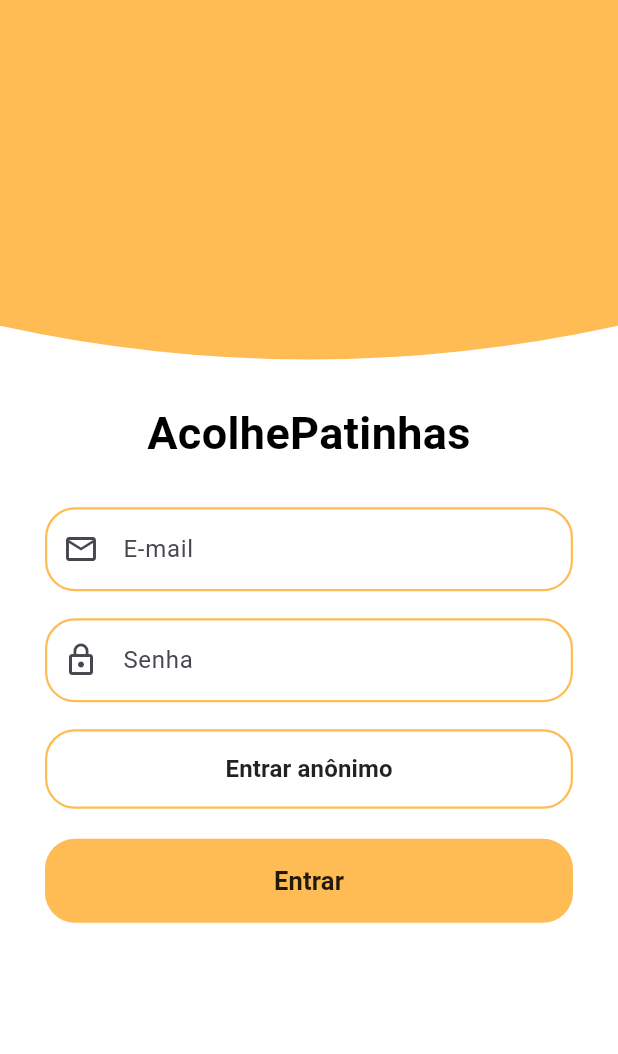
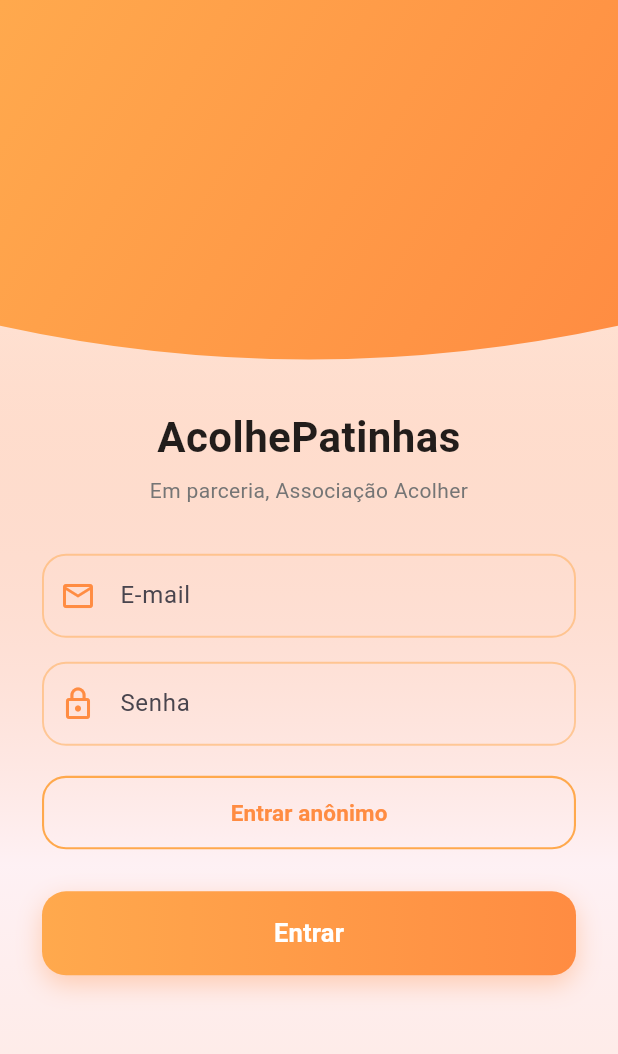
Before and after one commit to ArthurDelavy/acolhe-patinhas, a Flutter app: the screen it shows after launch, on a phone screen of 412 x 824 dp. Shown: the top 1054 px of the screen. Run offline on Flutter 3.47's test engine with Material 3 defaults, Android fonts, the phone set to English and light mode, and no system bars.

Commit message:
Continuacao da construcao do layout da tela de autenticacao

```diff
--- a/app/lib/features/auth/auth_screen.dart
+++ b/app/lib/features/auth/auth_screen.dart
@@ -8,27 +8,57 @@ class AuthScreen extends StatefulWidget {
 }
 
 class _AuthScreenState extends State<AuthScreen> {
-  bool entrarAnonimo = false;
+  bool anonymousEntry = false;
+
+  //palet of colors
+  static const Color primaryColor = Color(0xFFFFA94D);
+  static const Color secondaryColor = Color(0xFFFF8C42);
+  static const Color backgroundColor = Color(0xFFFFF8F0);
 
   @override
   Widget build(BuildContext context) {
     return Scaffold(
-      backgroundColor: Colors.white,
-      body: Column(
+      body: Container(
+        // Gradiente começando (mais forte) na base da tela e clareando até o topo,
+        // usando as mesmas cores do header, porém com opacidade baixa.
+        decoration: BoxDecoration(
+          gradient: LinearGradient(
+            begin: Alignment.bottomCenter,
+            end: Alignment.topCenter,
+            colors: [
+              primaryColor.withOpacity(0.18),
+              secondaryColor.withOpacity(0.06),
+              Colors.white,
+            ],
+            stops: const [0.0, 0.3, 1.0],
+          ),
+        ),
+
+        child: Column(
           children: [
             ClipPath(
               clipper: _HeaderClipper(),
               child: Container(
                 width: double.infinity,
                 height: MediaQuery.of(context).size.height * 0.30,
-              color: const Color.fromARGB(255, 255, 187, 84),
-              child: const SafeArea(child: Center()),
+                decoration: const BoxDecoration(
+                  gradient: LinearGradient(
+                    begin: Alignment.topLeft,
+                    end: Alignment.bottomRight,
+                    colors: [primaryColor, secondaryColor],
+                  ),
+                ),
               ),
             ),
 
             Expanded(
+              //scrollable content
               child: SingleChildScrollView(
-              padding: const EdgeInsets.symmetric(horizontal: 30, vertical: 20),
+                padding: const EdgeInsets.symmetric(
+                  horizontal: 28,
+                  vertical: 24,
+                ),
+
                 child: Column(
                   crossAxisAlignment: CrossAxisAlignment.stretch,
                   children: [
@@ -36,109 +66,119 @@ class _AuthScreenState extends State<AuthScreen> {
                       'AcolhePatinhas',
                       textAlign: TextAlign.center,
                       style: TextStyle(
-                      fontSize: 30,
+                        fontSize: 28,
                         fontFamily: 'Roboto',
                         fontWeight: FontWeight.bold,
-                      color: Colors.black,
+                        color: Colors.black87,
+                        letterSpacing: 0.3,
                       ),
                     ),
 
-                  const SizedBox(height: 28),
+                    const SizedBox(height: 6),
 
-                  TextField(
+                    Text(
+                      'Em parceria, Associação Acolher',
+                      textAlign: TextAlign.center,
+                      style: TextStyle(fontSize: 14, color: Colors.grey[600]),
+                    ),
+
+                    const SizedBox(height: 32),
+
+                    _buildInput(
+                      label: 'E-mail',
+                      hint: 'Digite seu e-mail',
+                      icon: Icons.email_outlined,
                       keyboardType: TextInputType.emailAddress,
-                    decoration: InputDecoration(
-                      labelText: 'E-mail',
-                      hintText: 'Digite seu e-mail',
-                      prefixIcon: const Icon(Icons.email_outlined),
+                    ),
 
-                      enabledBorder: OutlineInputBorder(
-                        borderRadius: BorderRadius.circular(20),
-                        borderSide: const BorderSide(
-                          color: Color.fromARGB(255, 255, 187, 84),
-                          width: 1.5,
+                    const SizedBox(height: 16),
+
+                    _buildInput(
+                      label: 'Senha',
+                      hint: 'Digite sua senha',
+                      icon: Icons.lock_outline,
+                      obscureText: true,
                     ),
-                      ),
+
+                    const SizedBox(height: 20),
+
+                    OutlinedButton.icon(
+                      onPressed: () {
+                        setState(() {
+                          anonymousEntry = !anonymousEntry;
+                        });
+                      },
+
+                      /* icon: Icon(
+                        anonymousEntry
+                            ? Icons.close
+                            : Icons.visibility_off_outlined,
+                        size: 18,
+                        color: secondaryColor,
+                      ),*/
+                      style: OutlinedButton.styleFrom(
+                        padding: const EdgeInsets.symmetric(vertical: 14),
+                        side: const BorderSide(color: primaryColor, width: 1.4),
+                        shape: RoundedRectangleBorder(
+                          borderRadius: BorderRadius.circular(16),
                         ),
                       ),
 
-                  const SizedBox(height: 18),
-
-                  // SENHA
-                  TextField(
-                    obscureText: true,
-                    decoration: InputDecoration(
-                      labelText: 'Senha',
-                      hintText: 'Digite sua senha',
-                      prefixIcon: const Icon(Icons.lock_outline),
-                      enabledBorder: OutlineInputBorder(
-                        borderRadius: BorderRadius.circular(20),
-                        borderSide: const BorderSide(
-                          color: Color.fromARGB(255, 255, 187, 84),
-                          width: 1.5,
-                        ),
-                      ),
-                    ),
-                  ),
-
-                  const SizedBox(height: 18),
-
-                  OutlinedButton(
-                    onPressed: () {
-                      setState(() {
-                        entrarAnonimo = !entrarAnonimo;
-                      });
-                    },
-                    style: OutlinedButton.styleFrom(
-                      padding: const EdgeInsets.symmetric(vertical: 15),
-                      side: const BorderSide(
-                        color: Color.fromARGB(255, 255, 187, 84),
-                        width: 1.5,
-                      ),
-                      shape: RoundedRectangleBorder(
-                        borderRadius: BorderRadius.circular(20),
-                      ),
-                    ),
-                    child: Text(
-                      entrarAnonimo
+                      label: Text(
+                        anonymousEntry
                             ? 'Cancelar entrada anônima'
                             : 'Entrar anônimo',
                         style: const TextStyle(
-                        fontSize: 16,
-                        color: Colors.black87,
+                          fontSize: 15,
+                          color: secondaryColor,
                           fontWeight: FontWeight.w600,
                         ),
                       ),
                     ),
 
-                  if (entrarAnonimo) ...[
-                    const SizedBox(height: 18),
+                    AnimatedSize(
+                      duration: const Duration(milliseconds: 250),
+                      curve: Curves.easeInOut,
+                      child: anonymousEntry
+                          ? Padding(
+                              padding: const EdgeInsets.only(top: 16),
+                              child: _buildInput(
+                                label: 'Nome',
+                                hint: 'Digite seu nome',
+                                icon: Icons.person_outline,
+                              ),
+                            )
+                          : const SizedBox.shrink(),
+                    ),
 
-                    TextField(
-                      decoration: InputDecoration(
-                        labelText: 'Nome',
-                        hintText: 'Digite seu nome',
-                        prefixIcon: const Icon(Icons.person_outline),
-                        border: OutlineInputBorder(
-                          borderRadius: BorderRadius.circular(20),
+                    const SizedBox(height: 28),
+
+                    Container(
+                      decoration: BoxDecoration(
+                        borderRadius: BorderRadius.circular(16),
+                        gradient: const LinearGradient(
+                          colors: [primaryColor, secondaryColor],
                         ),
-                      ),
+                        boxShadow: [
+                          BoxShadow(
+                            color: secondaryColor.withOpacity(0.35),
+                            blurRadius: 14,
+                            offset: const Offset(0, 6),
                           ),
                         ],
+                      ),
 
-                  const SizedBox(height: 20),
-
-                  ElevatedButton(
+                      child: ElevatedButton(
                         onPressed: () {
                           //implementar mais tarde :(
                         },
                         style: ElevatedButton.styleFrom(
-                      backgroundColor: const Color.fromARGB(255, 255, 187, 84),
-                      foregroundColor: Colors.black87,
+                          backgroundColor: Colors.transparent,
+                          shadowColor: Colors.transparent,
+                          foregroundColor: Colors.white,
                           padding: const EdgeInsets.symmetric(vertical: 16),
-                      elevation: 0,
                           shape: RoundedRectangleBorder(
-                        borderRadius: BorderRadius.circular(20),
+                            borderRadius: BorderRadius.circular(16),
                           ),
                         ),
                         child: const Text(
@@ -149,38 +189,76 @@ class _AuthScreenState extends State<AuthScreen> {
                           ),
                         ),
                       ),
+                    ),
                   ],
                 ),
               ),
             ),
           ],
         ),
+      ),
+    );
+  }
+
+  Widget _buildInput({
+    // component of the reused inputs
+    required String label,
+    required String hint,
+    required IconData icon,
+    TextInputType? keyboardType,
+    bool obscureText = false,
+  }) {
+    return TextField(
+      obscureText: obscureText,
+      keyboardType: keyboardType,
+      decoration: InputDecoration(
+        labelText: label,
+        hintText: hint,
+        prefixIcon: Icon(icon, color: secondaryColor),
+        contentPadding: const EdgeInsets.symmetric(
+          vertical: 16,
+          horizontal: 16,
+        ),
+
+        enabledBorder: OutlineInputBorder(
+          borderRadius: BorderRadius.circular(16),
+          borderSide: BorderSide(
+            color: primaryColor.withOpacity(0.5),
+            width: 1.3,
+          ),
+        ),
+
+        focusedBorder: OutlineInputBorder(
+          borderRadius: BorderRadius.circular(16),
+          borderSide: const BorderSide(color: secondaryColor, width: 1.8),
+        ),
+
+        border: OutlineInputBorder(
+          borderRadius: BorderRadius.circular(16),
+          borderSide: BorderSide.none,
+        ),
+      ),
     );
   }
 }
 
 class _HeaderClipper extends CustomClipper<Path> {
+  //function to create the cutout in the header
   @override
   Path getClip(Size size) {
     final path = Path();
-
     path.lineTo(0, size.height - 30);
-
     path.quadraticBezierTo(
       size.width / 2,
       size.height + 15,
       size.width,
       size.height - 30,
     );
-
     path.lineTo(size.width, 0);
     path.close();
-
     return path;
   }
 
   @override
-  bool shouldReclip(covariant CustomClipper<Path> oldClipper) {
-    return false;
+  bool shouldReclip(covariant CustomClipper<Path> oldClipper) => false;
 }
-}
```
Lines whose indentation alone changed are shown as unchanged.
